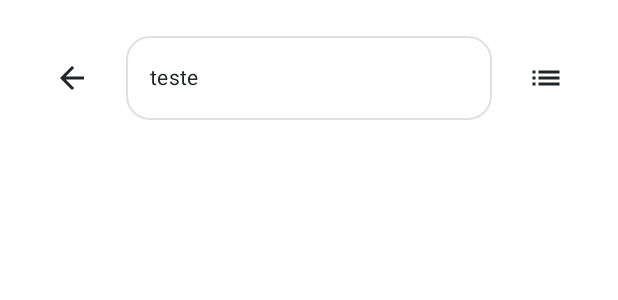
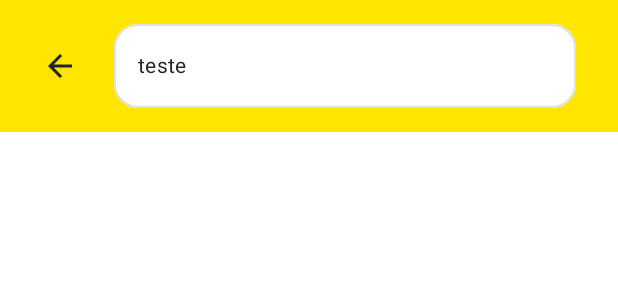
Before and after one commit to Everty-Fernando/MLBMobileChallenge, an Android app built with Jetpack Compose: the @Preview function SearchTopBarPreview, on a phone screen of 412 x 824 dp. Shown: the top 300 px of the screen. Run offline under Robolectric (Android 15) with nearby library versions, the phone set to English and light mode, and no system bars.

Commit message:
feat: add search action handling to search bar components

```diff
--- a/shared/presentation/src/main/java/br/com/everty/shared/presentation/design_system/components/search_bar/AppSearchBar.kt
+++ b/shared/presentation/src/main/java/br/com/everty/shared/presentation/design_system/components/search_bar/AppSearchBar.kt
@@ -1,5 +1,7 @@
 package br.com.everty.shared.presentation.design_system.components.search_bar
 
+import androidx.compose.foundation.text.KeyboardActions
+import androidx.compose.foundation.text.KeyboardOptions
 import androidx.compose.material.icons.Icons
 import androidx.compose.material.icons.filled.Search
 import androidx.compose.material3.Icon
@@ -12,6 +14,7 @@ import androidx.compose.runtime.mutableStateOf
 import androidx.compose.runtime.remember
 import androidx.compose.runtime.setValue
 import androidx.compose.ui.Modifier
+import androidx.compose.ui.text.input.ImeAction
 import androidx.compose.ui.tooling.preview.Preview
 import br.com.everty.shared.presentation.design_system.components.input.appSearchTextFieldColors
 import br.com.everty.shared.presentation.design_system.shape.AppCornerDefaults
@@ -22,6 +25,7 @@ fun AppSearchBar(
     text: String,
     placeholderText: String = "",
     onValueChange: (String) -> Unit,
+    onSearchClick: () -> Unit,
     leadingIcon: @Composable (() -> Unit)? = null
 ) {
     OutlinedTextField(
@@ -42,7 +46,15 @@ fun AppSearchBar(
         ),
         colors = appSearchTextFieldColors(),
         shape = AppCornerDefaults.large,
-        leadingIcon = leadingIcon
+        leadingIcon = leadingIcon,
+        keyboardOptions = KeyboardOptions.Default.copy(
+            imeAction = ImeAction.Search
+        ),
+        keyboardActions = KeyboardActions(
+            onSearch = {
+                onSearchClick()
+            }
+        )
     )
 }
 
@@ -61,6 +73,7 @@ private fun AppSearchBarPreview() {
                 tint = MaterialTheme.colorScheme.secondaryContainer
             )
         },
-        onValueChange = { text = it }
+        onValueChange = { text = it },
+        onSearchClick = {}
     )
 }
--- a/shared/presentation/src/main/java/br/com/everty/shared/presentation/design_system/components/topbar/AppSearchTopBar.kt
+++ b/shared/presentation/src/main/java/br/com/everty/shared/presentation/design_system/components/topbar/AppSearchTopBar.kt
@@ -1,5 +1,6 @@
 package br.com.everty.shared.presentation.design_system.components.topbar
 
+import androidx.compose.foundation.background
 import androidx.compose.foundation.layout.Arrangement
 import androidx.compose.foundation.layout.Row
 import androidx.compose.foundation.layout.fillMaxWidth
@@ -23,17 +24,19 @@ import br.com.everty.shared.presentation.design_system.spacing.AppSpacing
 import br.com.everty.shared.presentation.design_system.theme.AppTheme
 
 @Composable
-fun SearchTopBar(
+fun AppSearchTopBar(
     query: String,
     onQueryChange: (String) -> Unit,
     onBackClick: () -> Unit,
+    onSearchClick: () -> Unit,
     onFilterClick: () -> Unit,
     modifier: Modifier = Modifier
 ) {
     Row(
         modifier = modifier
             .fillMaxWidth()
-            .padding(AppSpacing.base),
+            .background(AppTheme.colors.highlight)
+            .padding(AppSpacing.regular),
         verticalAlignment = Alignment.CenterVertically,
         horizontalArrangement = Arrangement.SpaceBetween
     ) {
@@ -50,17 +53,10 @@ fun SearchTopBar(
                 .weight(1f)
                 .padding(horizontal = AppSpacing.small),
             text = query,
+            placeholderText = "Buscar produto...",
             onValueChange = onQueryChange,
-            placeholderText = "Buscar produto...",
+            onSearchClick = onSearchClick
         )
-
-        IconButton(onClick = onFilterClick) {
-            Icon(
-                imageVector = Icons.Outlined.List,
-                contentDescription = "Filtrar",
-                tint = MaterialTheme.colorScheme.onBackground
-            )
-        }
     }
 }
 
@@ -70,11 +66,12 @@ private fun SearchTopBarPreview() {
     var query by remember { mutableStateOf("teste") }
 
     AppTheme {
-        SearchTopBar(
+        AppSearchTopBar(
             query = query,
             onQueryChange = { query = it },
             onBackClick = {},
-            onFilterClick = {}
+            onFilterClick = {},
+            onSearchClick = {}
         )
     }
 }
```
